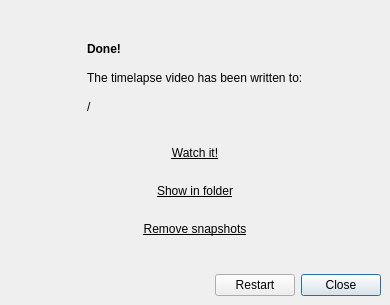
KDE/krita, file plugins/dockers/recorder/recorder_export.ui: the form before one commit.
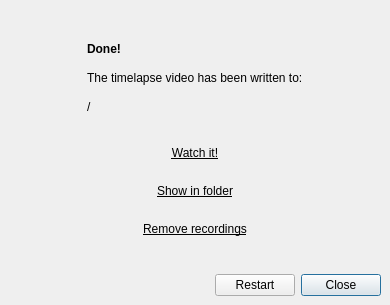
The form after the commit. The open tabs and pages were chosen to show the change. Icons and pictures are not drawn.

Commit message: Recorder: Update texts to use term "recordings" instead of "recorder snapshots"

```diff
--- a/plugins/dockers/recorder/recorder_export.ui
+++ b/plugins/dockers/recorder/recorder_export.ui
@@ -879,7 +879,7 @@
             </font>
            </property>
            <property name="text">
-            <string comment="Open the folder when the new created video is placed">Remove snapshots</string>
+            <string comment="Open the folder when the new created video is placed">Remove recordings</string>
            </property>
            <property name="flat">
             <bool>true</bool>
```
Left out of the diff: 2 changed lines with no effect on the pictures. The commit also changes 6 other files.
